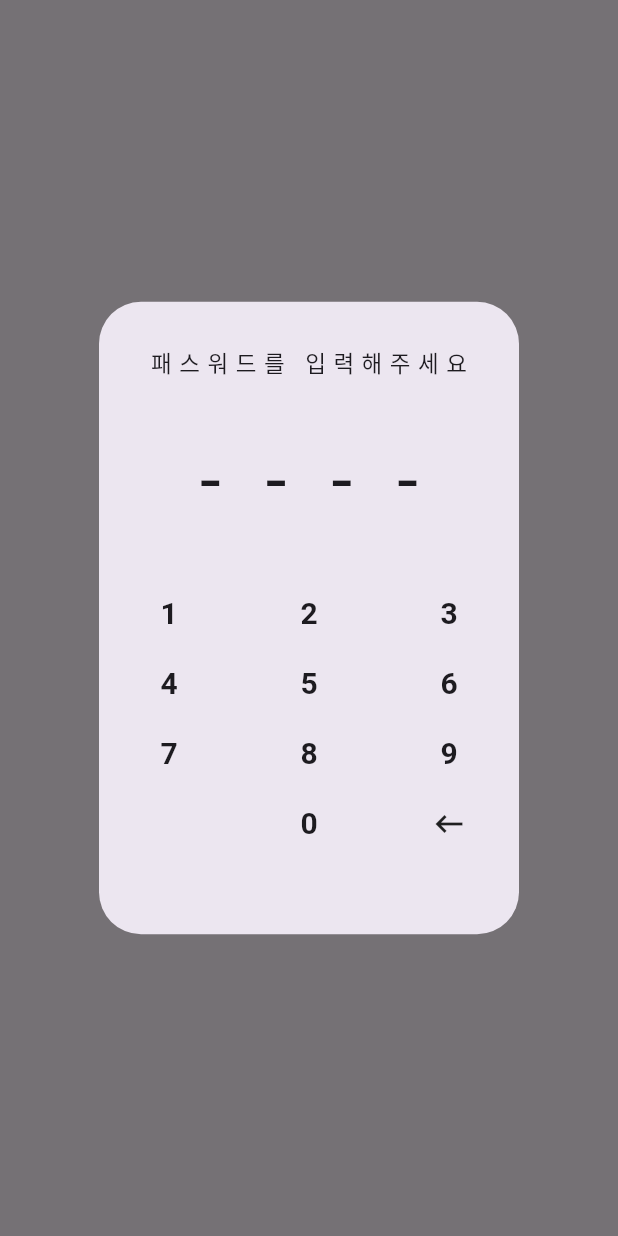
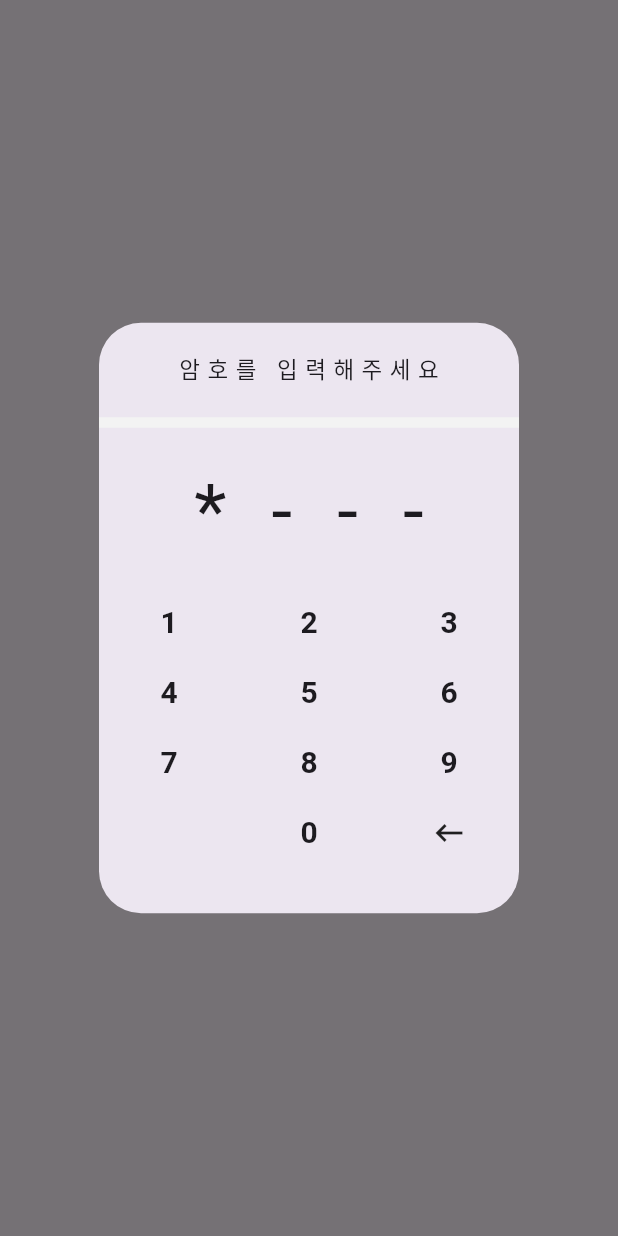
Before and after one commit to koboolean/schedule_project, a Flutter app: what passwordDialog() shows on an empty page, opened directly, after a tap on an icon or button, on a phone screen of 412 x 824 dp. Run offline on Flutter 3.47's test engine with Material 3 defaults, Android fonts, the phone set to English and light mode, and no system bars; our stand-ins replace firebase_auth, firebase_core, table_calendar, yaml; missing offline and left inert: flutter_launcher_icons; accounts and stored records are empty; generated files the repository leaves out were written again; statements that could not run were skipped.

Commit message:
패스워드 입력 3차 반영

```diff
--- a/lib/widgets/passwordDialog.dart
+++ b/lib/widgets/passwordDialog.dart
@@ -56,11 +56,9 @@ class _KeyboardKeyState extends State<KeyboardKey> {
   }
 }
 
-
-
 Future<void> passwordDialog(BuildContext context) {
   var pw = "";
-  var pwMark = "----";
+  var pwMark = ['-','-','-','-'];
 
   final keys = [
     ['1', '2', '3'],
@@ -69,7 +67,7 @@ Future<void> passwordDialog(BuildContext context) {
     ['', '0', 'backspace'],
   ];
 
-  renderKeyboard() {
+  renderKeyboard(StateSetter setState) {
     return keys
         .map(
           (x) => Row(
@@ -78,11 +76,27 @@ Future<void> passwordDialog(BuildContext context) {
             child: KeyboardKey(
               label: y,
               onTap: (val) {
+                setState((){
                   if(pw != "" &&  val == "backspace"){
                     pw = pw.substring(0, pw.length - 1);
                   }else if(val != "backspace"){
                     pw += val;
                   }
+
+                  pwMark = ['','','',''];
+
+                  for(var i = 0; i < 4; i++){
+                    if(pw.length <= i ){
+                      pwMark[i] = "-";
+                    }else{
+                      pwMark[i] = "*";
+                    }
+                  }
+
+                  if(pw.length == 4) {
+                    // 저장을 수행한다.
+                  }
+                });
               },
               value: y,
             ),
@@ -98,7 +112,9 @@ Future<void> passwordDialog(BuildContext context) {
     builder: (BuildContext context) {
       return AlertDialog(
         contentPadding: EdgeInsets.zero,
-        content: Column(
+        content: StatefulBuilder(
+          builder: (__, StateSetter setState){
+            return Column(
                 mainAxisSize: MainAxisSize.min,
                 mainAxisAlignment: MainAxisAlignment.start,
                 children: [
@@ -109,29 +125,38 @@ Future<void> passwordDialog(BuildContext context) {
                             Expanded(
                               child:
                               Column(children: [
-                      SizedBox(height: 30),
-                      Text("패스워드를 입력해주세요", style: TextStyle(
+                                SizedBox(height: 20),
+                                Text("암호를 입력해주세요", style: TextStyle(
                                     fontSize: 15,
                                     letterSpacing: 5
                                 )),
-                      SizedBox(height: 30),
+                                SizedBox(height: 20),
                                 Container(
-                        child: Text(pwMark // ValueNotifier를 사용해서 변경여부 확인이 필요
+                                  height: 7,
+                                  decoration: BoxDecoration(
+                                    color: Color(0xfff3f3f3),
+                                  ),
+                                ),
+                                SizedBox(height: 20),
+                                Container(
+                                  child: Text(pwMark.join("") // ValueNotifier를 사용해서 변경여부 확인이 필요
                                       , style: TextStyle(
                                           fontSize: 50,
                                           letterSpacing: 30
                                       )),
                                 ),
-                      SizedBox(height: 30),
-                      ...renderKeyboard(),
-                      SizedBox(height: 50)
+                                SizedBox(height: 15),
+                                ...renderKeyboard(setState),
+                                SizedBox(height: 30)
                               ],),
                             ),]
                       ),
                     ],
                   ),
                 ]
-        ),
+            );
+          }
+        )
       );
     },
   );
```
Lines whose indentation alone changed are shown as unchanged.
